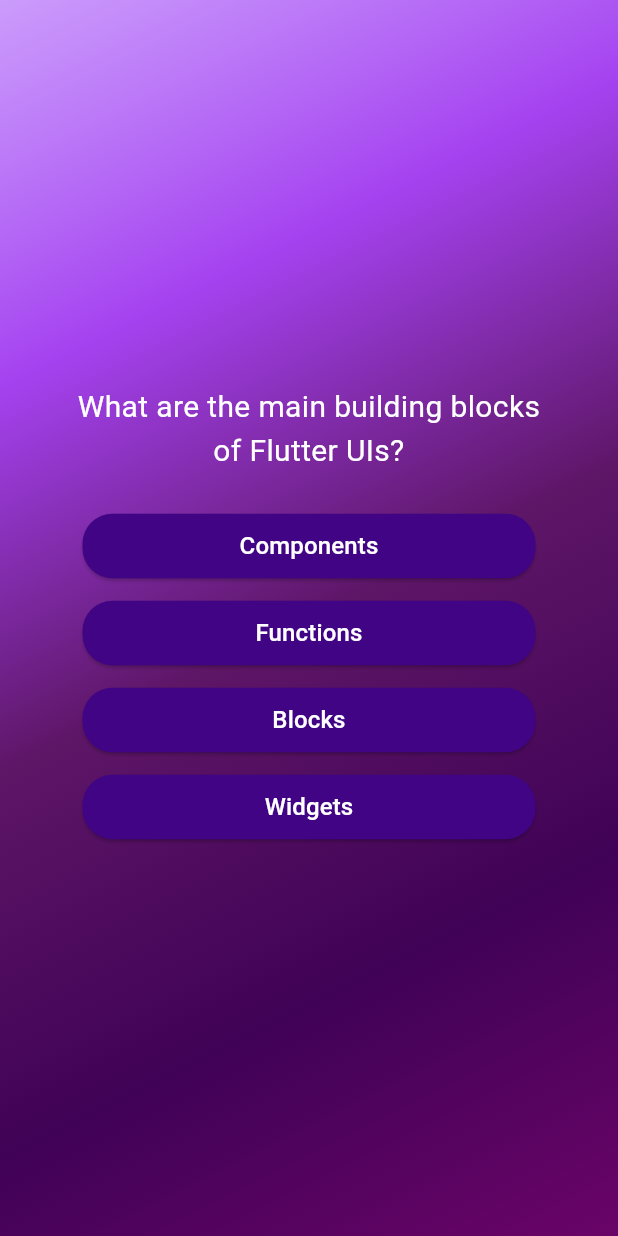
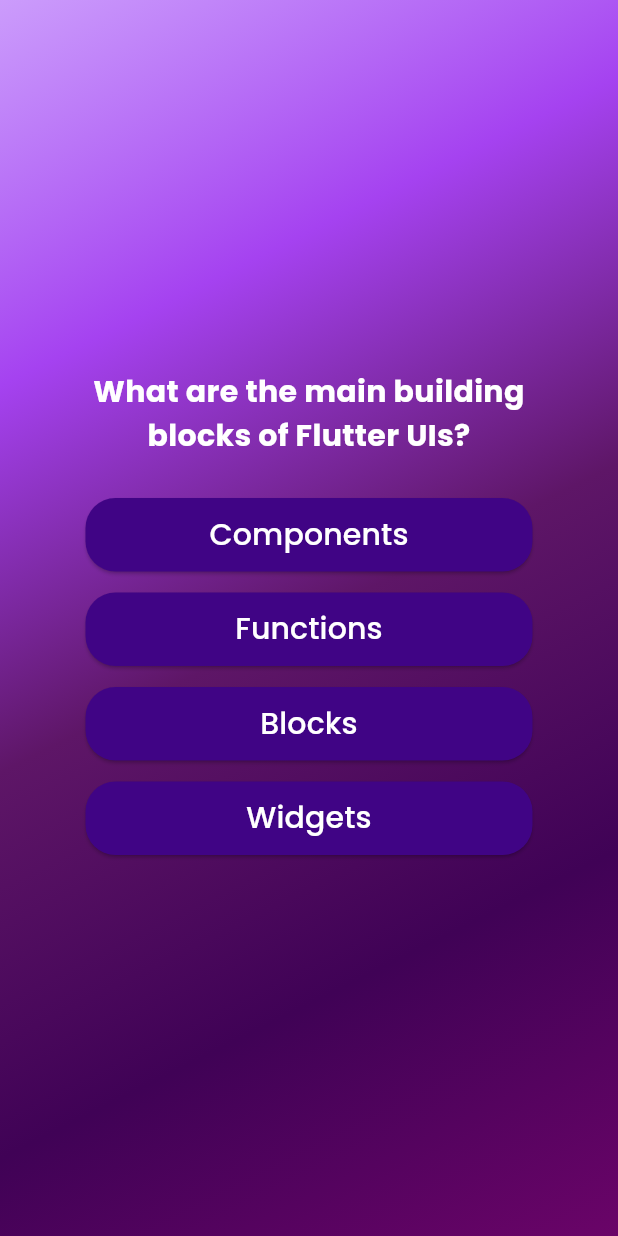
Before and after one commit to Chouikhi-abdallah/Learn-flutter, a Flutter app: the screen it shows after launch, after a tap on "Start Quizz", on a phone screen of 412 x 824 dp. Run offline on Flutter 3.47's test engine with Material 3 defaults, Android fonts, the phone set to English and light mode, and no system bars; our stand-ins replace google_fonts.

Commit message:
passed function as argument from the quiz to questions_screen

```diff
--- a/quizz_app/lib/widgets/answer_button.dart
+++ b/quizz_app/lib/widgets/answer_button.dart
@@ -1,4 +1,5 @@
 import 'package:flutter/material.dart';
+import 'package:google_fonts/google_fonts.dart';
 
 class AnswerButton extends StatelessWidget {
   final String buttonString;
@@ -13,25 +14,28 @@ class AnswerButton extends StatelessWidget {
   @override
   Widget build(BuildContext context) {
     return Container(
-      margin: const EdgeInsets.all(5),
+      margin: const EdgeInsets.all(7),
       child: ElevatedButton(
           onPressed: onTap,
 
           style: ElevatedButton.styleFrom(
-            padding: const EdgeInsets.symmetric(horizontal: 20,vertical: 10),
+            padding: const EdgeInsets.symmetric(horizontal: 10,vertical: 10),
             backgroundColor: const Color.fromARGB(255, 64, 4, 133),
             foregroundColor: Colors.white,
             shape:  RoundedRectangleBorder(borderRadius: BorderRadius.circular(20)),
 
           ),
           child: Text(
-            buttonString,
-            style: const TextStyle(
-              fontSize: 16
+              buttonString,
+              textAlign: TextAlign.center,
+              style: GoogleFonts.poppins(
+                color: Colors.white,
+                fontSize: 20,
 
-            ),
-            textAlign: TextAlign.center,
-          )),
+              ),
+
+            )
+    )
     );
   }
 }
--- a/quizz_app/lib/widgets/questions_screen.dart
+++ b/quizz_app/lib/widgets/questions_screen.dart
@@ -1,10 +1,12 @@
 import 'package:flutter/foundation.dart';
 import 'package:flutter/material.dart';
+import 'package:google_fonts/google_fonts.dart';
 import 'package:quizz_app/widgets/answer_button.dart';
 import '../data/questions.dart';
 
 class QuestionsScreen extends StatefulWidget {
-  const QuestionsScreen({super.key});
+  final void Function(String answer) onSelectAnswer;
+  const QuestionsScreen({super.key,required this.onSelectAnswer});
 
   @override
   State<QuestionsScreen> createState() {
@@ -45,10 +47,13 @@ class _QuestionScreenState extends State<QuestionsScreen> {
              Text(
               currentQuestion.text,
               textAlign: TextAlign.center,
-              style:const  TextStyle(
+              style: GoogleFonts.poppins(
                 color: Colors.white,
                 fontSize: 20,
+                fontWeight: FontWeight.bold
+
               ),
+
             ),
             const SizedBox(height: 20,),
             ...currentQuestion.shuffeledList().map((answer){
--- a/quizz_app/lib/widgets/quiz.dart
+++ b/quizz_app/lib/widgets/quiz.dart
@@ -21,7 +21,8 @@ class Quiz extends StatefulWidget{
 
 
   class _QuizState extends State<Quiz>{
-   String? activeScreen='start-screen';
+  List<String> answers=[];
+  String? activeScreen='start-screen';
 
 
 
@@ -30,6 +31,9 @@ class Quiz extends StatefulWidget{
     setState(() {
       activeScreen='quiz-screen';
     });
+   }
+   void chooseAnswer(String answer){
+    answers.add(answer);
    }
 
 
@@ -44,7 +48,7 @@ class Quiz extends StatefulWidget{
           ,Color.fromARGB(255, 64, 2, 86),Color.fromARGB(255, 106, 4, 104)]
           , Alignment.topLeft
           , Alignment.bottomRight,
-          activeScreen=='start-screen' ? Welcome(switchScreen):const QuestionsScreen())
+          activeScreen=='start-screen' ? Welcome(switchScreen):QuestionsScreen(onSelectAnswer: chooseAnswer))
         ),
 
       );
```
